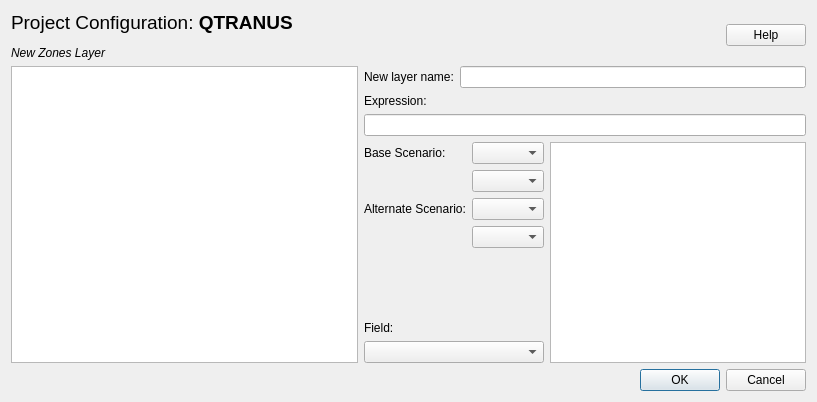
The window that zonelayer.ui (TomasdelaBarra/QTRANUS) describes before a commit, drawn with Qt 5.
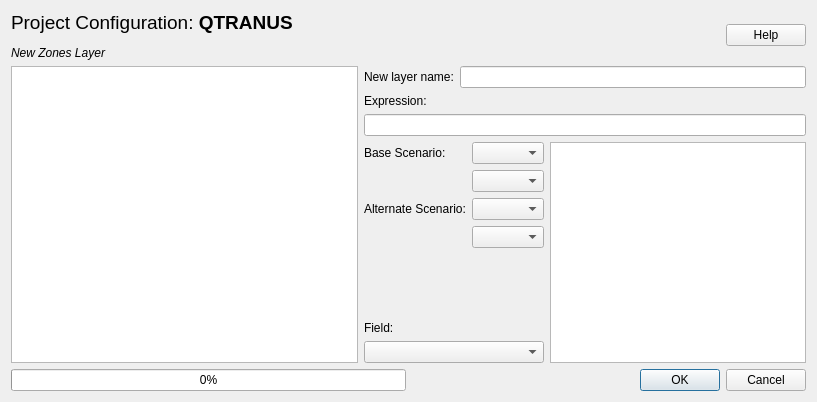
The same window after the commit.

Commit message:
Network Layer, Progress Bar
Network  Layer select Method, Color ramp picker, color picker

```diff
--- a/zonelayer.ui
+++ b/zonelayer.ui
@@ -13,8 +13,8 @@
   <property name="windowTitle">
    <string>Add new layer</string>
   </property>
-  <layout class="QGridLayout" name="gridLayout">
-   <item row="0" column="0">
+  <layout class="QVBoxLayout" name="verticalLayout_2">
+   <item>
     <layout class="QHBoxLayout" name="horizontalLayout_3">
      <item>
       <widget class="QLabel" name="label_7">
@@ -45,7 +45,7 @@
      </item>
     </layout>
    </item>
-   <item row="3" column="0">
+   <item>
     <layout class="QHBoxLayout" name="horizontalLayout_2">
      <item>
       <widget class="QTreeView" name="scenarios"/>
@@ -161,7 +161,22 @@
      </item>
     </layout>
    </item>
-   <item row="4" column="0">
+   <item>
+    <layout class="QHBoxLayout" name="horizontalLayout_4">
+     <item>
+      <widget class="QProgressBar" name="progressBar">
+       <property name="value">
+        <number>0</number>
+       </property>
+       <property name="textVisible">
+        <bool>true</bool>
+       </property>
+       <property name="visible">
+        <bool>false</bool>
+       </property>
+      </widget>
+     </item>
+     <item>
     <widget class="QDialogButtonBox" name="buttonBox">
      <property name="orientation">
       <enum>Qt::Horizontal</enum>
@@ -170,6 +185,8 @@
       <set>QDialogButtonBox::Cancel|QDialogButtonBox::Ok</set>
      </property>
     </widget>
+     </item>
+    </layout>
    </item>
   </layout>
  </widget>
```
Lines whose indentation alone changed are shown as unchanged. The commit also changes 17 other files.
